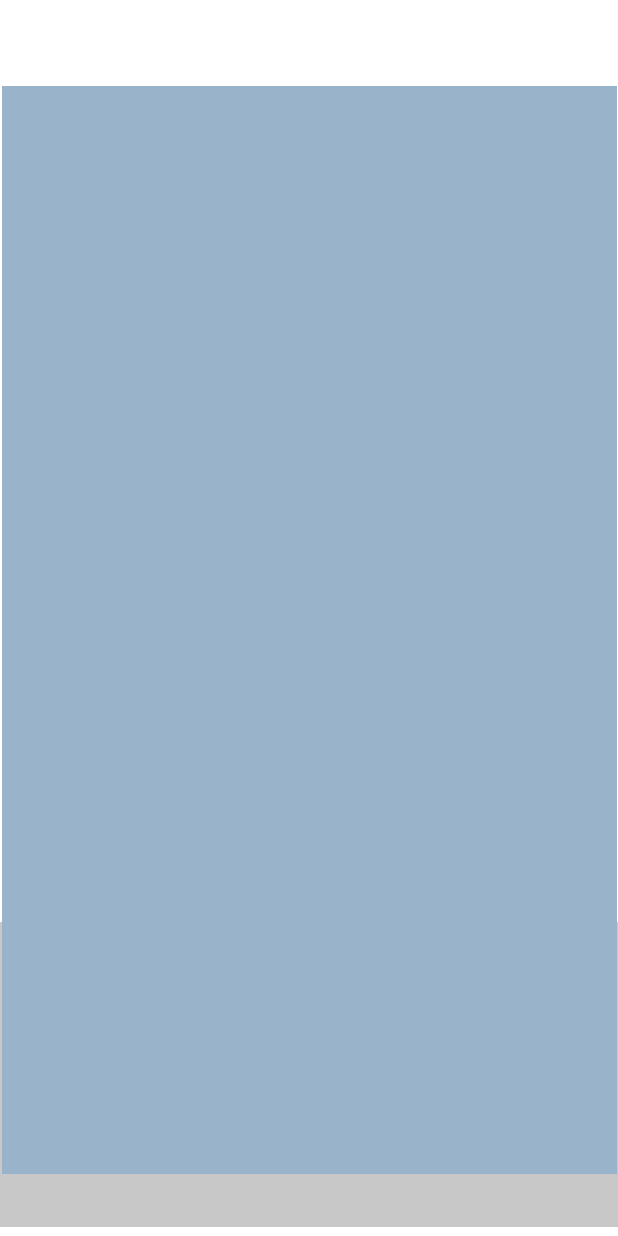
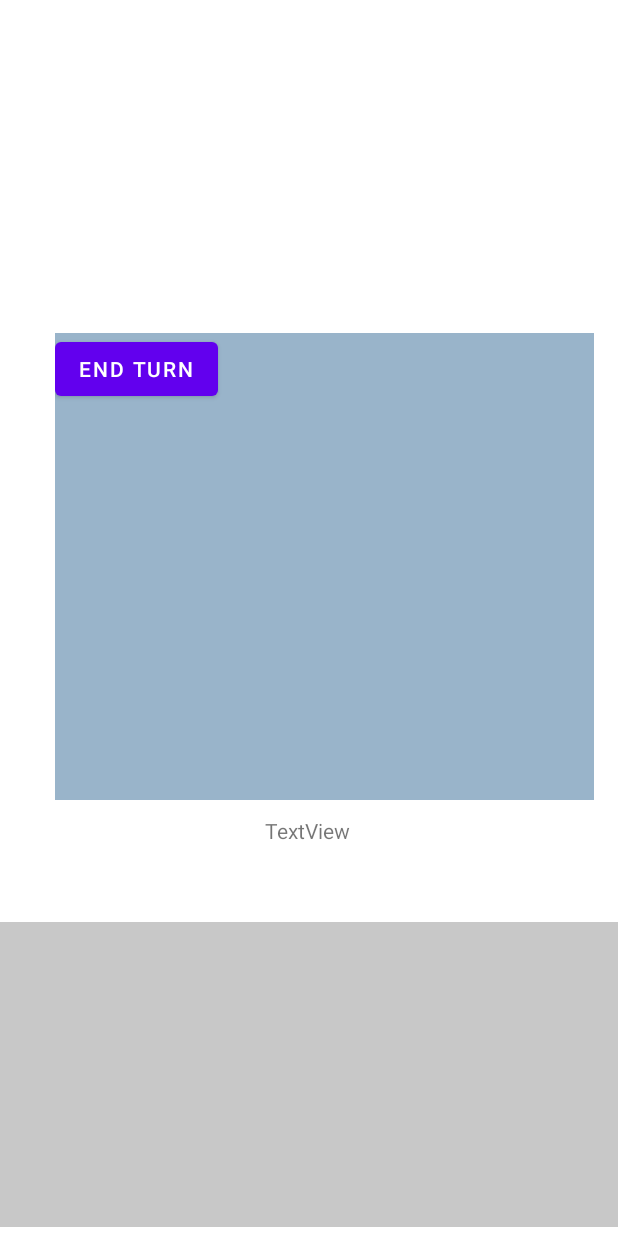
Before and after one commit to AndrewBunn00/NetworkedAndroidApp, an Android app: the layout activity_game.xml on its own in the app's theme, with its tools: preview values and no code run, on a phone screen of 412 x 824 dp. Run offline under Robolectric (Android 15) with nearby library versions, the phone set to English and light mode, and no system bars.

Commit message:
Added parsing for the booleans telling us whether we solved a word or not, and an end turn button

```diff
--- a/app/src/main/res/layout/activity_game.xml
+++ b/app/src/main/res/layout/activity_game.xml
@@ -32,14 +32,23 @@
 
     <LinearLayout
         android:id="@+id/linLayout"
-        android:layout_width="410dp"
-        android:layout_height="725dp"
+        android:layout_width="359dp"
+        android:layout_height="311dp"
         android:background="#99B4CA"
         android:orientation="vertical"
         app:layout_constraintBottom_toBottomOf="parent"
         app:layout_constraintEnd_toEndOf="parent"
+        app:layout_constraintHorizontal_bias="0.692"
         app:layout_constraintStart_toStartOf="parent"
         app:layout_constraintTop_toTopOf="parent"
-        app:layout_constraintVertical_bias="0.58" />
+        app:layout_constraintVertical_bias="0.433" >
+
+        <Button
+            android:id="@+id/endTurnButton"
+            android:layout_width="wrap_content"
+            android:layout_height="wrap_content"
+            android:onClick="onClickEndTurn"
+            android:text="End Turn" />
+    </LinearLayout>
 
 </androidx.constraintlayout.widget.ConstraintLayout>
```
Also changed, not shown: app/src/main/java/com/example/networkedcrossword/Data.java (+28 -0 lines), app/src/main/java/com/example/networkedcrossword/GameActivity.java (+15 -0 lines).
